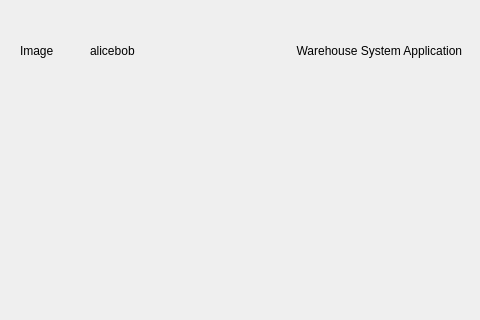
QUAFFquaff/Warehouse-Navigation-Application, file qt_designer/main.ui: the form before one commit; both pictures show x 0 to 480 and y 0 to 320 of the 928 by 614 pixel window.
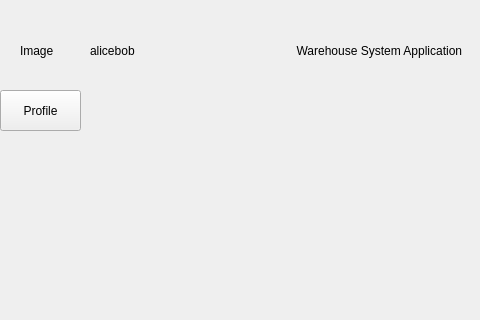
The form after the commit.

Commit message: move profile after main window

Diff of the .ui file:
```diff
--- a/qt_designer/main.ui
+++ b/qt_designer/main.ui
@@ -134,6 +134,19 @@
      <string>                 Warehouse System Application</string>
     </property>
    </widget>
+   <widget class="QPushButton" name="pushButton_profile">
+    <property name="geometry">
+     <rect>
+      <x>0</x>
+      <y>90</y>
+      <width>81</width>
+      <height>41</height>
+     </rect>
+    </property>
+    <property name="text">
+     <string>Profile</string>
+    </property>
+   </widget>
   </widget>
   <widget class="QStatusBar" name="statusbar"/>
  </widget>
```
The commit also changes 2 other files.
